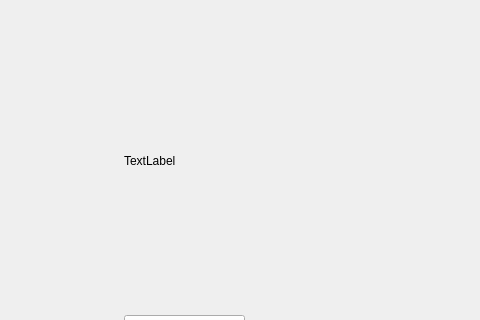
Saif-Hashish/TowerDefenseGame, file shop.ui: the form before one commit; both pictures show x 566 to 1046 and y 405 to 725 of the 1046 by 903 pixel window.
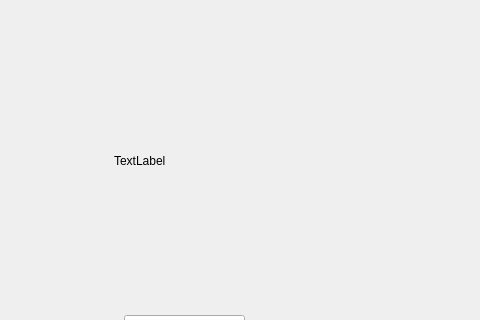
The form after the commit.

```diff
--- a/shop.ui
+++ b/shop.ui
@@ -60,7 +60,7 @@
   <widget class="QLabel" name="tesla">
    <property name="geometry">
     <rect>
-     <x>690</x>
+     <x>680</x>
      <y>470</y>
      <width>261</width>
      <height>191</height>
```
